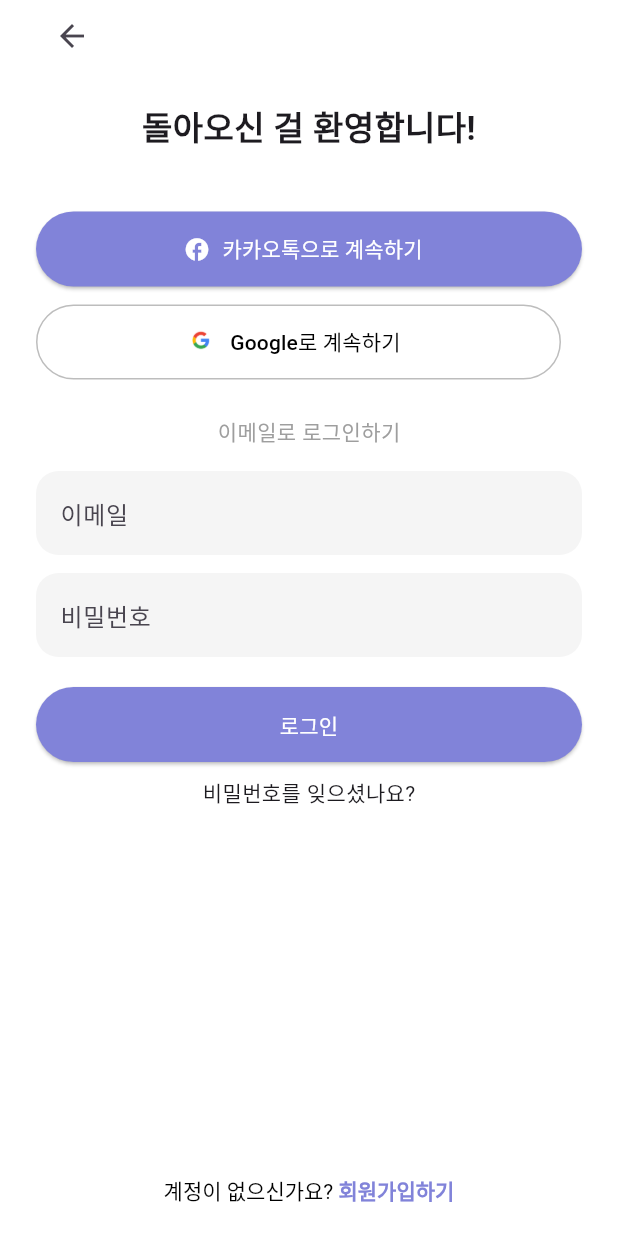
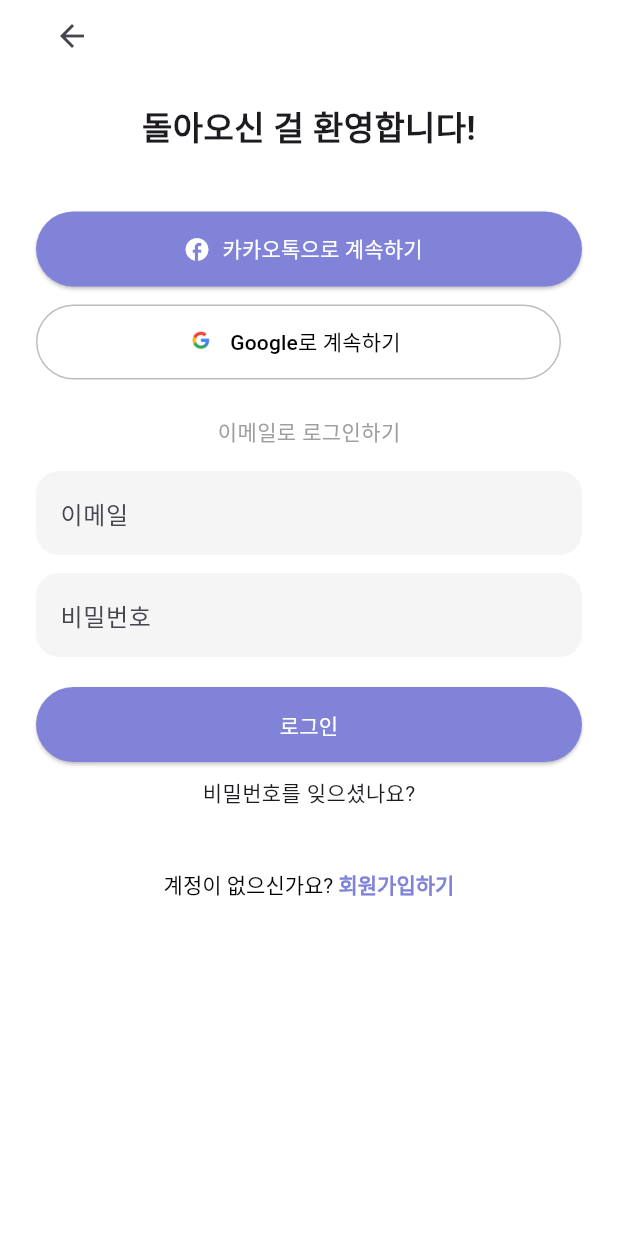
Before and after one commit to Ko-o-ala/Frontend, a Flutter app: the screen it shows after launch, after a tap on "로그인으로 가기", on a phone screen of 412 x 824 dp. Run offline on Flutter 3.47's test engine with Material 3 defaults, Android fonts, the light colour scheme and no system bars; our stand-ins replace percent_indicator.

Commit message:
login 화면 끝

```diff
--- a/lib/login/login.dart
+++ b/lib/login/login.dart
@@ -20,6 +20,11 @@
     return Scaffold(
       backgroundColor: Colors.white,
       body: SafeArea(
+        child: SingleChildScrollView(
+          child: ConstrainedBox(
+            constraints: BoxConstraints(
+              minHeight: MediaQuery.of(context).size.height,
+            ),
             child: Padding(
               padding: const EdgeInsets.symmetric(horizontal: 24.0),
               child: Column(
@@ -31,7 +36,10 @@
                   Center(
                     child: Text(
                       '돌아오신 걸 환영합니다!',
-                  style: TextStyle(fontSize: 22, fontWeight: FontWeight.bold),
+                      style: TextStyle(
+                        fontSize: 22,
+                        fontWeight: FontWeight.bold,
+                      ),
                       textAlign: TextAlign.center,
                     ),
                   ),
@@ -75,7 +83,10 @@
 
                   SizedBox(height: 24),
                   Center(
-                child: Text('이메일로 로그인하기', style: TextStyle(color: Colors.grey)),
+                    child: Text(
+                      '이메일로 로그인하기',
+                      style: TextStyle(color: Colors.grey),
+                    ),
                   ),
                   SizedBox(height: 16),
                   TextField(
@@ -123,7 +134,8 @@
                   ),
                   SizedBox(height: 10),
                   Center(child: Text('비밀번호를 잊으셨나요?')),
-              Spacer(),
+                  SizedBox(height: 40),
+
                   Center(
                     child: RichText(
                       text: TextSpan(
@@ -146,6 +158,8 @@
               ),
             ),
           ),
+        ),
+      ),
     );
   }
 }
```
Lines whose indentation alone changed are shown as unchanged.
